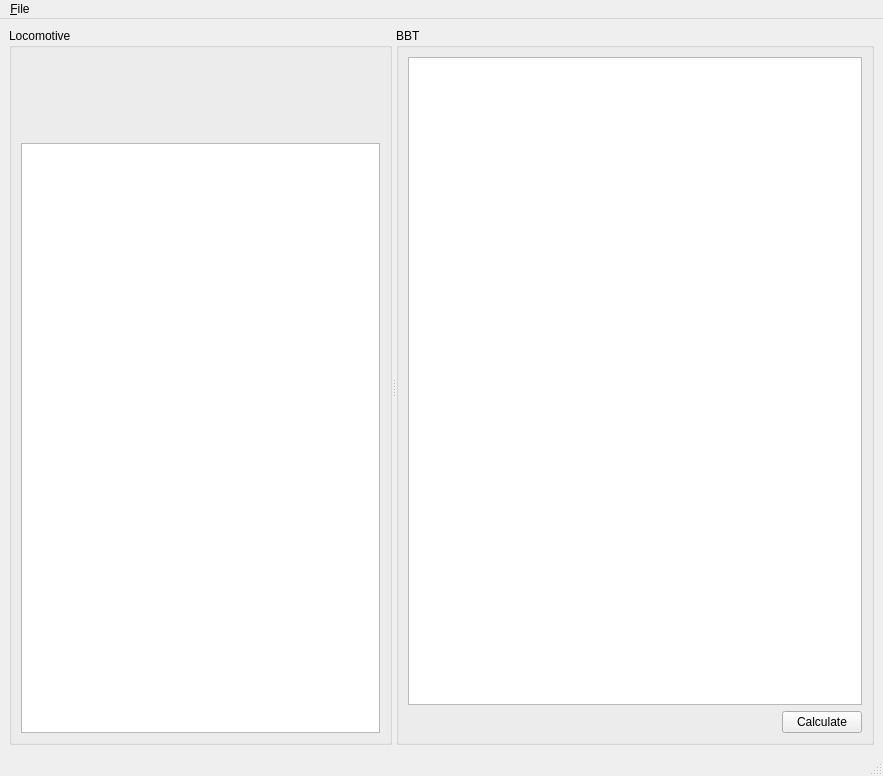
Above: src/gui/forms/mainwindow.ui from GaryMatthews/RocrailBBTCalculator before the change. Below: the same form after it.
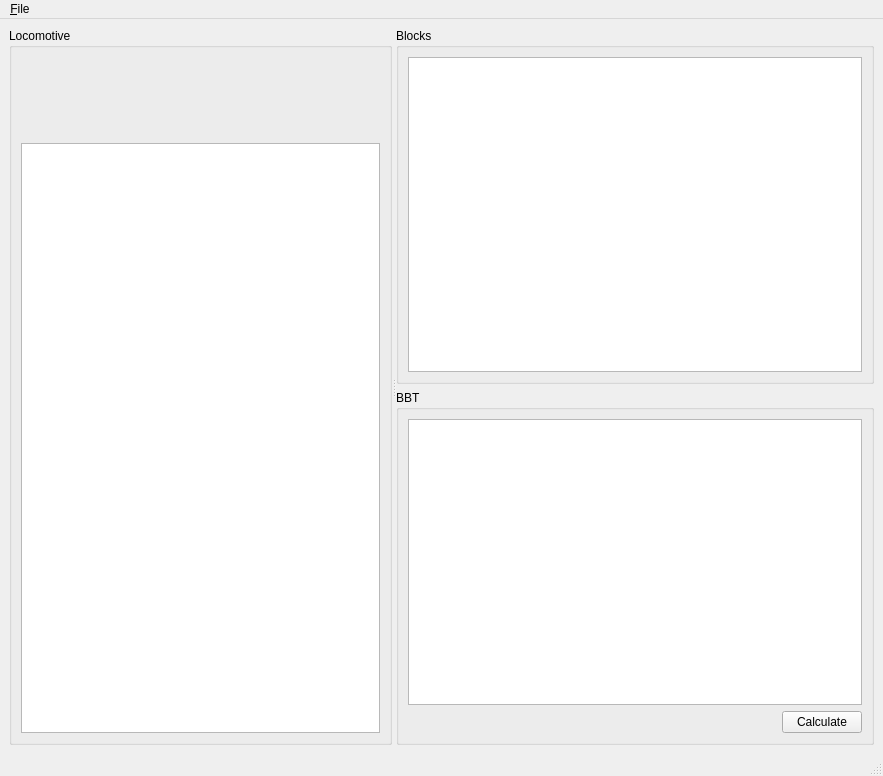
That is the form after the change. Icons and pictures are not drawn.

Commit message: (+) display block table model

The edit to the form file:
```diff
--- a/src/gui/forms/mainwindow.ui
+++ b/src/gui/forms/mainwindow.ui
@@ -14,7 +14,7 @@
    <string/>
   </property>
   <widget class="QWidget" name="centralwidget">
-   <layout class="QGridLayout" name="gridLayout_3">
+   <layout class="QGridLayout" name="gridLayout_4">
     <item row="0" column="0">
      <widget class="QSplitter" name="splitter">
       <property name="orientation">
@@ -43,6 +43,21 @@
         </item>
        </layout>
       </widget>
+      <widget class="QWidget" name="">
+       <layout class="QVBoxLayout" name="verticalLayout">
+        <item>
+         <widget class="QGroupBox" name="blocksBox">
+          <property name="title">
+           <string>Blocks</string>
+          </property>
+          <layout class="QGridLayout" name="gridLayout_3">
+           <item row="0" column="0">
+            <widget class="QTableView" name="blockTable"/>
+           </item>
+          </layout>
+         </widget>
+        </item>
+        <item>
       <widget class="QGroupBox" name="bbtBox">
        <property name="title">
         <string>BBT</string>
@@ -73,6 +88,9 @@
         </item>
        </layout>
       </widget>
+        </item>
+       </layout>
+      </widget>
      </widget>
     </item>
    </layout>
```
Left out of the diff: 2 changed lines with no effect on the pictures. Lines whose indentation alone changed are shown as unchanged. The commit also changes 11 other files.
